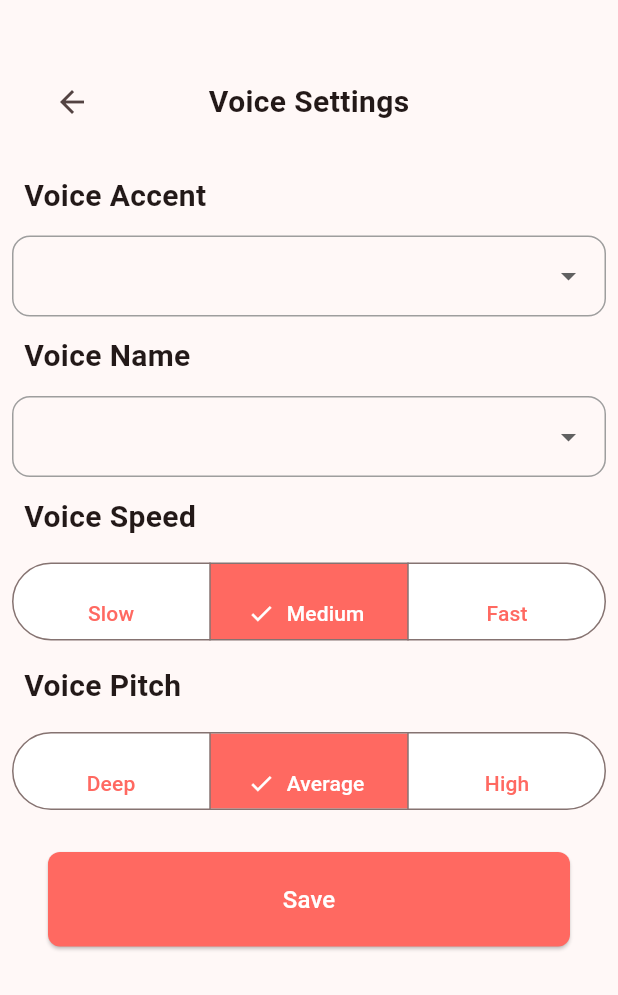
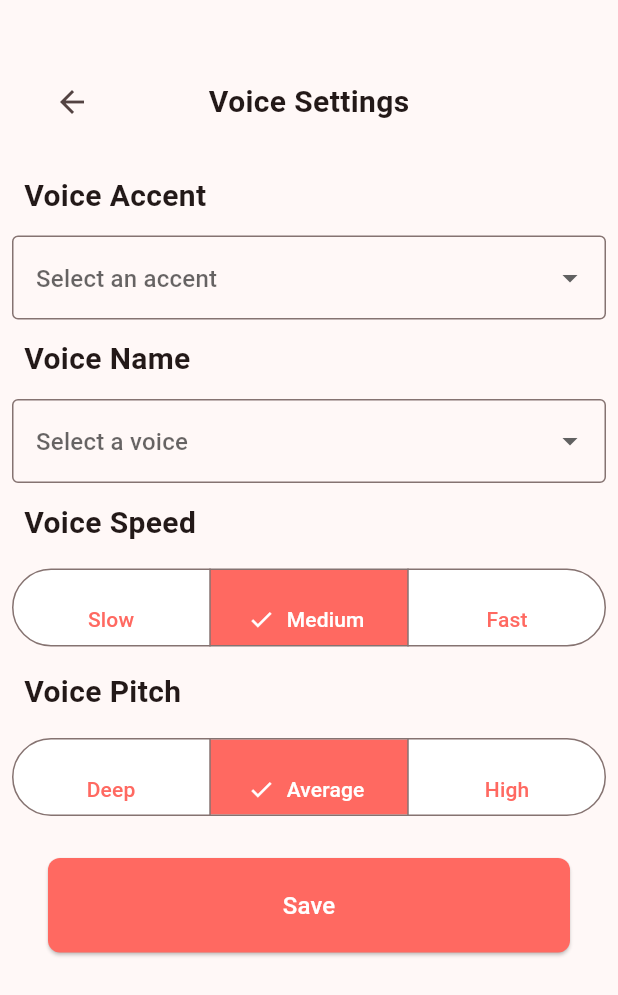
Before and after one commit to rcSabucido/wakealert, a Flutter app: the VoiceSettingsPage screen opened directly with empty values, on a phone screen of 412 x 824 dp. Shown: the top 995 px of the screen. Run offline on Flutter 3.47's test engine with Material 3 defaults, Android fonts, the phone set to English and light mode, and no system bars; our stand-ins replace liquid_progress_indicator_v2; missing offline and left inert: simple_ripple_animation.

Commit message:
#33 Change fields in voice settings screen to builtin form fields

```diff
--- a/lib/pages/settingsInformation.dart
+++ b/lib/pages/settingsInformation.dart
@@ -135,7 +135,7 @@ class _SettingsInformationPageState extends State<SettingsInformationPage> {
               },
               validator: (value) {
                 if (value == null || value.isEmpty) {
-                  return "Please select a blood type";
+                  return "Please select a pregnancy status";
                 }
                 return null;
               },
--- a/lib/pages/voiceSettings.dart
+++ b/lib/pages/voiceSettings.dart
@@ -65,9 +65,13 @@ class _VoiceSettingsPageState extends State<VoiceSettingsPage> {
                 ),
               ),
             ),
-            Dropdown<String>(
+            DropdownButtonFormField<String>(
               value: voiceAccent,
-              items: [
+              decoration: const InputDecoration(
+                hintText: "Select an accent",
+                border: OutlineInputBorder(),
+              ),
+              items: const [
                 DropdownMenuItem(value: "en-PH", child: Text("Filipino")),
                 DropdownMenuItem(value: "en-US", child: Text("US English")),
                 DropdownMenuItem(value: "en-GB", child: Text("UK English")),
@@ -76,6 +80,12 @@ class _VoiceSettingsPageState extends State<VoiceSettingsPage> {
                 setState(() {
                   voiceAccent = value;
                 });
+              },
+              validator: (value) {
+                if (value == null || value.isEmpty) {
+                  return "Please select an accent";
+                }
+                return null;
               },
             ),
             Padding(
@@ -88,9 +98,13 @@ class _VoiceSettingsPageState extends State<VoiceSettingsPage> {
                 ),
               ),
             ),
-            Dropdown<String>(
+            DropdownButtonFormField<String>(
               value: voiceName,
-              items: [
+              decoration: const InputDecoration(
+                hintText: "Select a voice",
+                border: OutlineInputBorder(),
+              ),
+              items: const [
                 DropdownMenuItem(value: "rn", child: Text("Rosa Normal")),
                 DropdownMenuItem(value: "an", child: Text("Adrian Normal")),
                 DropdownMenuItem(value: "jn", child: Text("John Normal")),
@@ -99,6 +113,12 @@ class _VoiceSettingsPageState extends State<VoiceSettingsPage> {
                 setState(() {
                   voiceName = value;
                 });
+              },
+              validator: (value) {
+                if (value == null || value.isEmpty) {
+                  return "Please select a voice name";
+                }
+                return null;
               },
             ),
             Padding(
```
